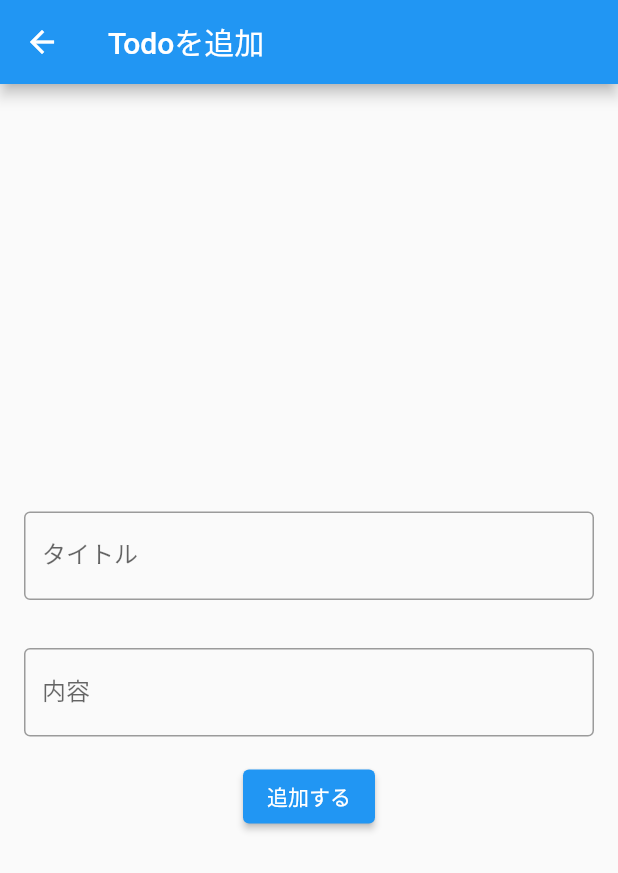
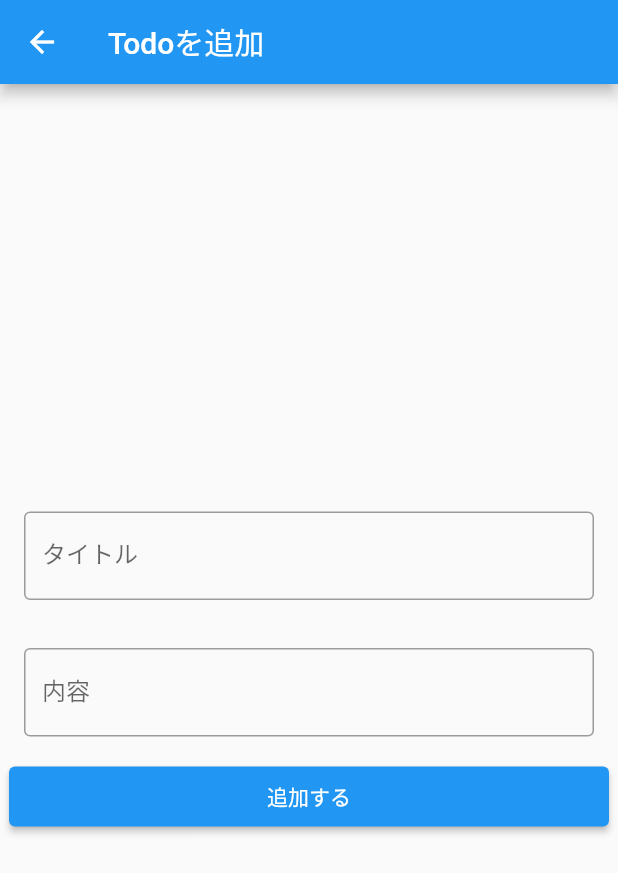
Before and after one commit to TomoyaMizumori/documents, a Flutter app: the screen it shows after launch, after a tap on the "add" icon, on a phone screen of 412 x 824 dp. Shown: the top 873 px of the screen. Run offline on Flutter 3.47's test engine with Material 3 defaults, Android fonts, the light colour scheme and no system bars.

Commit message:
ボタンのサイズを変更

```diff
--- a/flutter/todo_practice/lib/todo_add.dart
+++ b/flutter/todo_practice/lib/todo_add.dart
@@ -66,6 +66,8 @@ class _TodoAdd extends State<TodoAdd> {
                 ),
               ),
               ElevatedButton(
+                  style:
+                      ElevatedButton.styleFrom(fixedSize: const Size(400, 40)),
                   onPressed: () {
                     if (formKey.currentState!.validate()) {
                       formKey.currentState?.save();
--- a/flutter/todo_practice/lib/todo_detail.dart
+++ b/flutter/todo_practice/lib/todo_detail.dart
@@ -53,6 +53,7 @@ class TodoDetail extends StatelessWidget {
             ),
           ),
           ElevatedButton(
+              style: ElevatedButton.styleFrom(fixedSize: const Size(400, 40)),
               onPressed: () {
                 switchTodoItem(index!);
                 Navigator.of(context).pop();
```
